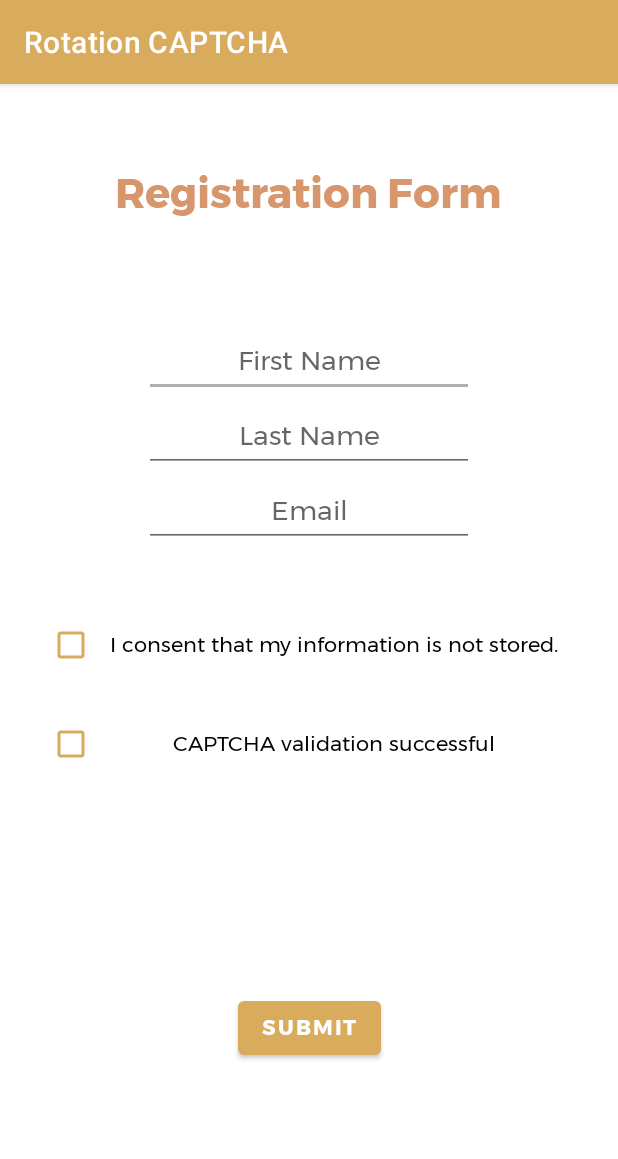
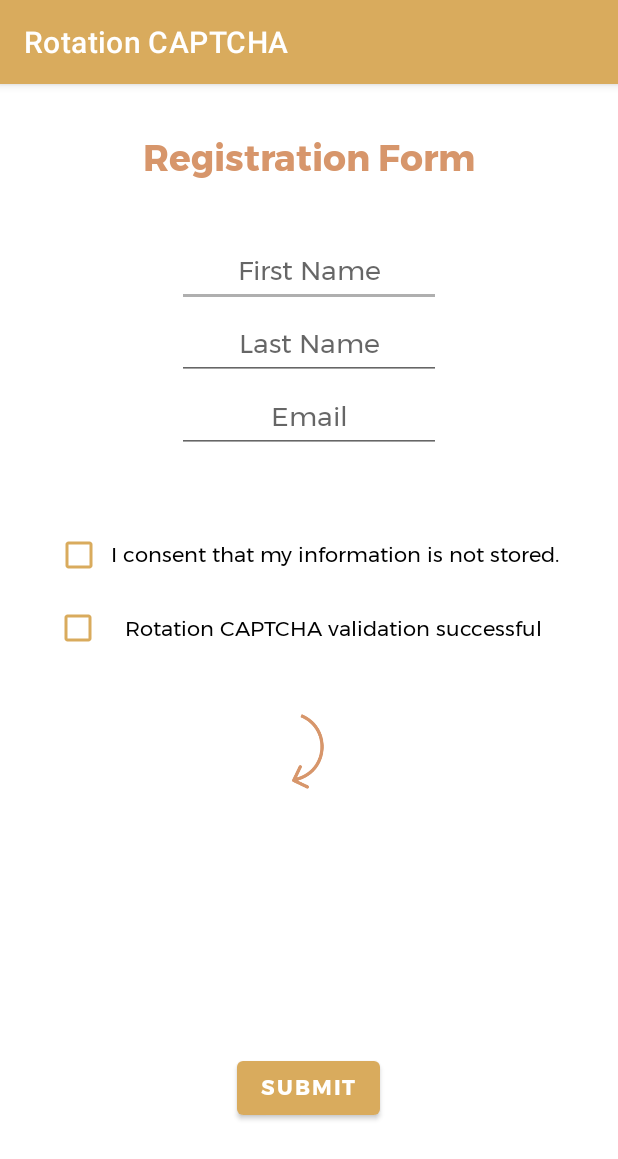
Before and after one commit to evaggian/captchas, an Android app: the MainActivity2 screen opened directly, with no data from a screen before it, on a phone screen of 412 x 824 dp. Shown: the top 1159 px of the screen. Run offline under Robolectric (Android 15) with nearby library versions, the phone set to English and light mode, and no system bars; our stand-ins replace navigation-ui.

Commit message:
some changes

```diff
--- a/app/src/main/java/com/example/mycatcha/MainActivity2.java
+++ b/app/src/main/java/com/example/mycatcha/MainActivity2.java
@@ -137,7 +137,7 @@ public class MainActivity2 extends AppCompatActivity {
 
                 if (orientations[2] > 170){
                     System.out.println("Congrats you succeeded!");
-                    Toast.makeText(getApplicationContext(),"CAPTCHA validation successful!", Toast.LENGTH_SHORT).show();
+                    Toast.makeText(getApplicationContext(),"Rotation CAPTCHA validation successful!", Toast.LENGTH_SHORT).show();
                     //rotateCheck.setChecked(true);
                 }
             }
--- a/app/src/main/java/com/example/mycatcha/MainActivity3.java
+++ b/app/src/main/java/com/example/mycatcha/MainActivity3.java
@@ -62,10 +62,12 @@ public class MainActivity3 extends AppCompatActivity {
             public void onSensorChanged(SensorEvent sensorEvent) {
                 if(sensorEvent.values[0] < proximitySensor.getMaximumRange()) {
                     // Detected something nearby
-                    getWindow().getDecorView().setBackgroundColor(Color.RED);
+                    //getWindow().getDecorView().setBackgroundColor(Color.RED);
+                    findViewById(R.id.proximity_view).setBackgroundColor(Color.GREEN);
+                    Toast.makeText(getApplicationContext(),"Proximity CAPTCHA validation successful!", Toast.LENGTH_SHORT).show();
                 } else {
                     // Nothing is nearby
-                    getWindow().getDecorView().setBackgroundColor(Color.GREEN);
+                    getWindow().getDecorView().setBackgroundColor(Color.GRAY);
                 }
             }
 
--- a/app/src/main/res/layout/fragment_first.xml
+++ b/app/src/main/res/layout/fragment_first.xml
@@ -10,11 +10,11 @@
         android:id="@+id/title"
         android:layout_width="wrap_content"
         android:layout_height="wrap_content"
-        android:layout_marginTop="50dp"
+        android:layout_marginTop="30dp"
+        android:fontFamily="@font/montserrat_bold"
         android:text="@string/register_title"
         android:textColor="@color/orange"
-        android:fontFamily="@font/montserrat_bold"
-        android:textSize="28sp"
+        android:textSize="24sp"
         app:layout_constraintEnd_toEndOf="parent"
         app:layout_constraintStart_toStartOf="parent"
         app:layout_constraintTop_toTopOf="parent" />
@@ -23,85 +23,98 @@
         android:id="@+id/fist_name"
         android:layout_width="wrap_content"
         android:layout_height="wrap_content"
-        android:layout_marginTop="160dp"
-        android:ems="10"
+        android:layout_marginTop="100dp"
+        android:autofillHints="first_name"
+        android:ems="8"
+        android:fontFamily="@font/montserrat"
+        android:gravity="center"
         android:hint="@string/first_name"
-        android:gravity="center"
-        android:fontFamily="@font/montserrat"
+        android:inputType="text"
         app:layout_constraintEnd_toEndOf="parent"
         app:layout_constraintStart_toStartOf="parent"
-        app:layout_constraintTop_toTopOf="parent"
-        android:autofillHints="first_name"
-        android:inputType="text" />
+        app:layout_constraintTop_toTopOf="parent" />
 
     <EditText
         android:id="@+id/last_name"
         android:layout_width="wrap_content"
         android:layout_height="wrap_content"
-        android:layout_marginTop="210dp"
-        android:ems="10"
+        android:autofillHints="last_name"
+        android:ems="8"
+        android:fontFamily="@font/montserrat"
         android:gravity="center"
         android:hint="@string/last_name"
-        android:fontFamily="@font/montserrat"
+        android:inputType="text"
         app:layout_constraintEnd_toEndOf="parent"
         app:layout_constraintStart_toStartOf="parent"
-        app:layout_constraintTop_toTopOf="parent"
-        android:autofillHints="last_name"
-        android:inputType="text" />
+        app:layout_constraintTop_toBottomOf="@+id/fist_name" />
 
     <EditText
         android:id="@+id/email"
         android:layout_width="wrap_content"
         android:layout_height="wrap_content"
-        android:layout_marginTop="260dp"
-        android:ems="10"
+        android:autofillHints="email"
+        android:ems="8"
+        android:fontFamily="@font/montserrat"
         android:gravity="center"
         android:hint="@string/email"
-        android:fontFamily="@font/montserrat"
+        android:inputType="textEmailAddress"
         app:layout_constraintEnd_toEndOf="parent"
         app:layout_constraintStart_toStartOf="parent"
-        app:layout_constraintTop_toTopOf="parent"
-        android:autofillHints="email"
-        android:inputType="textEmailAddress" />
+        app:layout_constraintTop_toBottomOf="@+id/last_name" />
 
     <CheckBox
         android:id="@+id/conditions"
-        android:layout_width="350dp"
+        android:layout_width="340dp"
         android:layout_height="wrap_content"
-        android:layout_marginTop="350dp"
+        android:layout_marginTop="290dp"
         android:backgroundTint="@color/sunray"
         android:buttonTint="@color/sunray"
+        android:fontFamily="@font/montserrat"
         android:gravity="center"
         android:text="@string/terms_conditions"
-        android:fontFamily="@font/montserrat"
         android:textSize="14sp"
         app:layout_constraintEnd_toEndOf="parent"
+        app:layout_constraintHorizontal_bias="0.508"
         app:layout_constraintStart_toStartOf="parent"
         app:layout_constraintTop_toTopOf="parent" />
 
     <CheckBox
         android:id="@+id/instructions_gesture_captcha"
-        android:layout_width="350dp"
-        android:layout_height="100dp"
-        android:layout_marginTop="390dp"
+        android:layout_width="340dp"
+        android:layout_height="50dp"
         android:backgroundTint="@color/sunray"
         android:buttonTint="@color/sunray"
+        android:fontFamily="@font/montserrat"
         android:gravity="center"
         android:text="@string/rotation_validation"
-        android:fontFamily="@font/montserrat"
         android:textSize="14sp"
         app:layout_constraintEnd_toEndOf="parent"
         app:layout_constraintStart_toStartOf="parent"
-        app:layout_constraintTop_toTopOf="parent" />
+        app:layout_constraintTop_toBottomOf="@+id/conditions" />
+
+    <ImageView
+        android:id="@+id/arrow"
+        android:layout_width="60dp"
+        android:layout_height="50dp"
+        android:layout_marginTop="32dp"
+        android:src="@drawable/arrow_2"
+        app:layout_constraintBottom_toTopOf="@+id/button_first"
+        app:layout_constraintEnd_toEndOf="parent"
+        app:layout_constraintHorizontal_bias="0.498"
+        app:layout_constraintStart_toStartOf="parent"
+        app:layout_constraintTop_toBottomOf="@+id/instructions_gesture_captcha"
+        app:layout_constraintVertical_bias="0.0" />
 
     <Button
         android:id="@+id/button_first"
         android:layout_width="wrap_content"
         android:layout_height="wrap_content"
+        android:fontFamily="@font/montserrat_bold"
         android:text="@string/submit"
-        android:fontFamily="@font/montserrat_bold"
         app:layout_constraintBottom_toBottomOf="parent"
         app:layout_constraintEnd_toEndOf="parent"
+        app:layout_constraintHorizontal_bias="0.498"
         app:layout_constraintStart_toStartOf="parent"
-        app:layout_constraintTop_toBottomOf="@id/instructions_gesture_captcha" />
+        app:layout_constraintTop_toBottomOf="@id/instructions_gesture_captcha"
+        app:layout_constraintVertical_bias="0.775" />
 </androidx.constraintlayout.widget.ConstraintLayout>
--- a/app/src/main/res/values/strings.xml
+++ b/app/src/main/res/values/strings.xml
@@ -1,8 +1,8 @@
 <resources>
     <string name="app_name">IaMHUM@N</string>
     <string name="please_rotate_your_device_one_time_and_clockwise">Please rotate your device one time and clockwise. Once succeeded check the box.</string>
-    <string name="proximity_validation">CAPTCHA validation successful</string>
-    <string name="rotation_validation">CAPTCHA validation successful</string>
+    <string name="proximity_validation">Proximity CAPTCHA validation successful</string>
+    <string name="rotation_validation">Rotation CAPTCHA validation successful</string>
     <string name="first_name">First Name</string>
     <string name="last_name">Last Name</string>
     <string name="register_title">Registration Form </string>
```
Also changed, not shown: app/src/main/res/layout/fragment_second.xml (+29 -17 lines), app/src/main/res/drawable/arrow_2.png (added).
